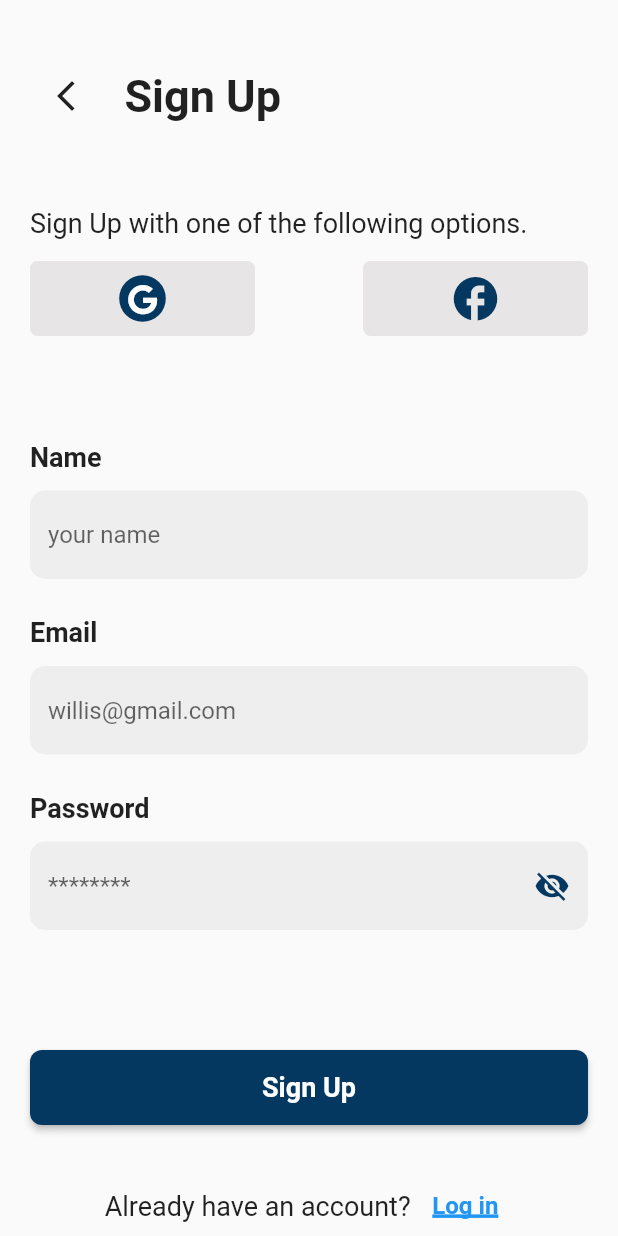
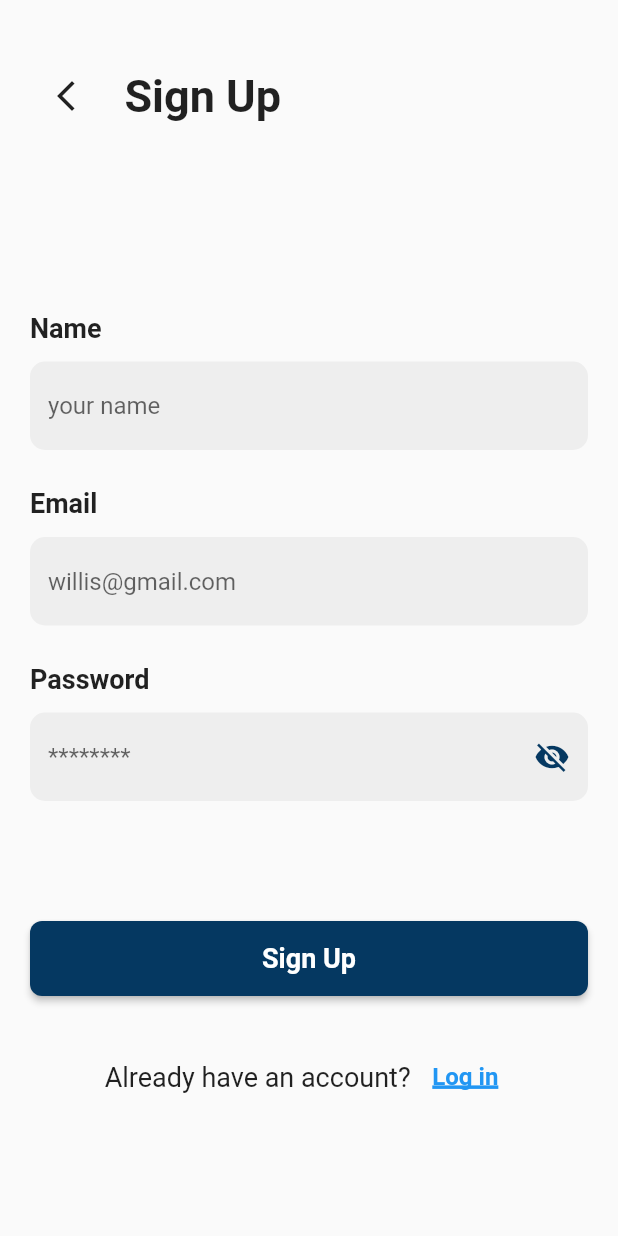
Before and after one commit to DwhizZ/DemoSignUpPage, a Flutter app: the screen it shows after launch, on a phone screen of 412 x 824 dp. Run offline on Flutter 3.47's test engine with Material 2 defaults, Android fonts, the phone set to English and light mode, and no system bars; our stand-ins replace font_awesome_flutter.

Commit message:
fix new issues

```diff
--- a/lib/src/global_widgets/app_text_field.dart
+++ b/lib/src/global_widgets/app_text_field.dart
@@ -1,5 +1,3 @@
-// TODO: extract the text fields to this file
-
 import 'package:flutter/material.dart';
 import 'package:login_pages/src/config/themes/app_styles.dart';
 
@@ -23,7 +21,6 @@ class AppTextField extends StatefulWidget {
 class _AppTextFieldState extends State<AppTextField> {
   late bool isPasswordVisible;
 
-  // TODO: override initstate
   @override
   void initState() {
     isPasswordVisible = widget.isPasswordVisible;
--- a/lib/src/pages/page1/sign_up.dart
+++ b/lib/src/pages/page1/sign_up.dart
@@ -1,5 +1,4 @@
 import 'package:flutter/material.dart';
-import 'package:font_awesome_flutter/font_awesome_flutter.dart';
 import 'package:login_pages/src/config/themes/app_styles.dart';
 import 'package:login_pages/src/global_widgets/app_text_field.dart';
 
@@ -38,40 +37,30 @@ class _SignUpState extends State<SignUp> {
                   ],
                 ),
                 const SizedBox(height: 50),
+                //TODO: Fix this. It should be a global widget with two onPressed functions, one for google, one for login. Use the InkWell widget
+                /**
                 const Text('Sign Up with one of the following options.',
                     style: AppStyles.bodyStyle),
                 const SizedBox(height: 15),
                 Row(
                   mainAxisAlignment: MainAxisAlignment.spaceBetween,
                   children: [
-                    Container(
-                      alignment: Alignment.center,
-                      height: 50,
-                      width: 150,
-                      decoration: BoxDecoration(
-                          borderRadius: BorderRadius.circular(5),
-                          color: const Color.fromARGB(255, 231, 229, 229)),
+                    SocialLoginButton(
                       child: Container(
                         decoration: const BoxDecoration(
                           shape: BoxShape.circle,
                           color: Color.fromARGB(255, 5, 56, 97),
                         ),
                         padding: const EdgeInsets.all(6),
-                        child: const FaIcon(
+                        child: const Icon(
                           FontAwesomeIcons.google,
                           color: Colors.white,
                           size: 20,
                         ),
                       ),
                     ),
-                    Container(
-                      height: 50,
-                      width: 150,
-                      decoration: BoxDecoration(
-                        borderRadius: BorderRadius.circular(5),
-                        color: const Color.fromARGB(255, 231, 229, 229),
-                      ),
-                      child: const Icon(
+                    const SocialLoginButton(
+                      child: Icon(
                         Icons.facebook,
                         color: Color.fromARGB(255, 5, 56, 97),
                         size: 35,
@@ -79,6 +68,7 @@ class _SignUpState extends State<SignUp> {
                     ),
                   ],
                 ),
+                 */
                 const SizedBox(height: 70),
                 AppTextField(
                   controller: nameController,
```
Also changed, not shown: lib/src/global_widgets/social_login_button.dart (added, +24 -0 lines).
